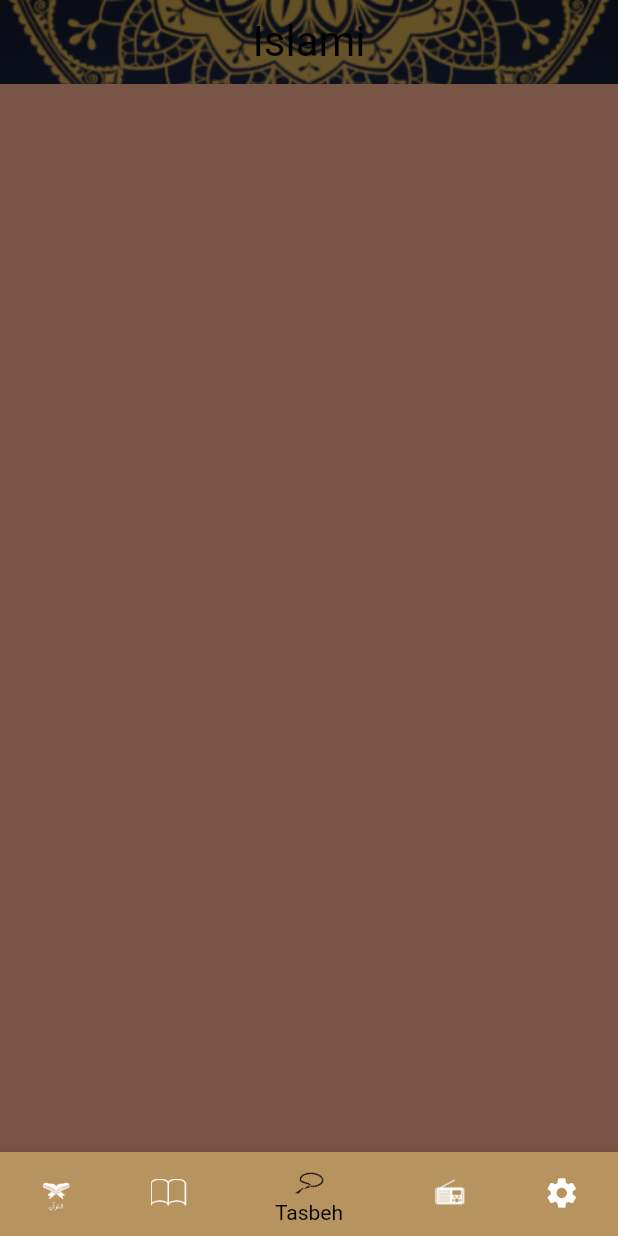
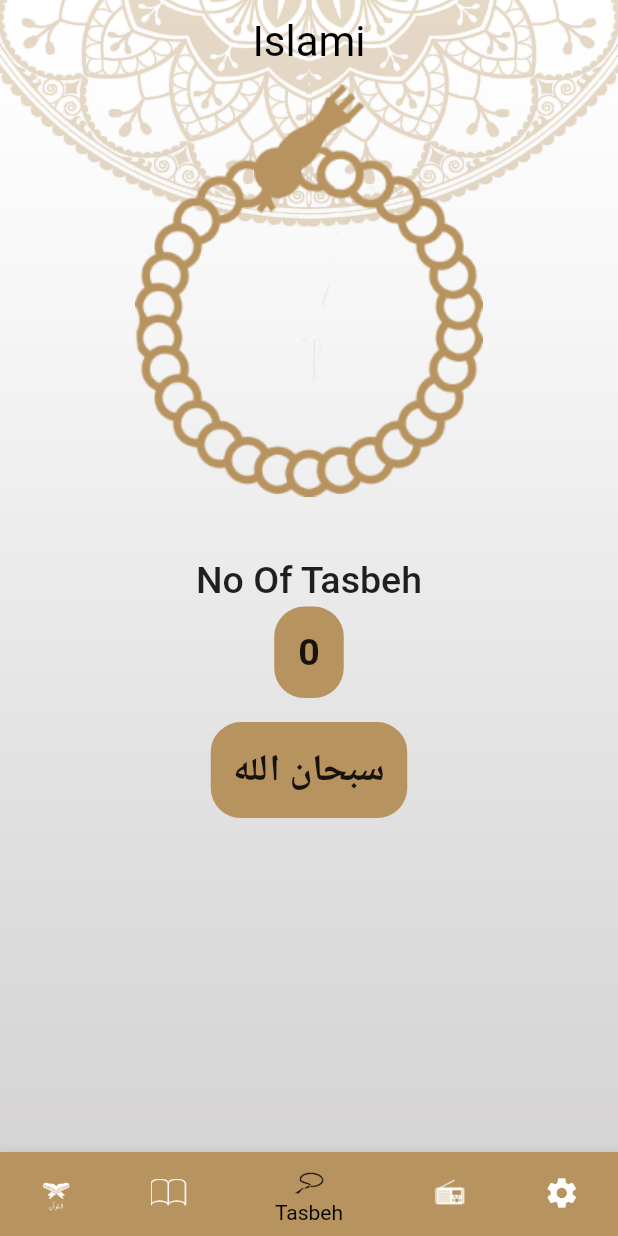
Before and after one commit to maiabozeid/islami-project, a Flutter app: the screen it shows after launch, item 3 of the bottom bar chosen, on a phone screen of 412 x 824 dp. Run offline on Flutter 3.47's test engine with Material 2 defaults, Android fonts, the phone set to English and light mode, and no system bars; our stand-ins replace shared_preferences; generated files the repository leaves out were written again; statements that could not run were skipped.

```diff
--- a/lib/home/providers/settings-provider.dart
+++ b/lib/home/providers/settings-provider.dart
@@ -1,23 +1,34 @@
 import 'package:flutter/material.dart';
+import 'package:shared_preferences/shared_preferences.dart';
+
 
 class SettingsProvider extends ChangeNotifier {
  String currentLang = 'en';
  ThemeMode currentTheme =ThemeMode.light;
 
 
- void changeTheme(ThemeMode newTheme){
+ void changeTheme(ThemeMode newTheme) async{
+
 if(newTheme == currentTheme){
   return ;
 }
+// Obtain shared preferences.
+   final prefs = await SharedPreferences.getInstance();
 currentTheme = newTheme ;
+prefs.setString('theme', newTheme==ThemeMode.light? 'light': 'dark');
 notifyListeners();
  }
 
-  void changeLanguage(String newLang) {
+
+
+  void changeLanguage(String newLang) async {
     if(newLang==currentLang){
       return;
   }
+    // Obtain shared preferences.
+     final prefs = await SharedPreferences.getInstance();
     currentLang = newLang;
+    prefs.setString('language', newLang);
     notifyListeners();
 
   }
@@ -26,7 +37,8 @@ notifyListeners();
   }
   String getMainBackGround(){
    return isDarkMode()?
-   'assets/images/bg3.png':
-   'assets/images/main_dark.png';
-  }
+   'assets/images/main_dark.png':
+   'assets/images/bg3.png';
+
+ }
 }
--- a/lib/home/settings/language_bottom_sheet.dart
+++ b/lib/home/settings/language_bottom_sheet.dart
@@ -19,7 +19,7 @@ class _LanguageBottomSheetState extends State<LanguageBottomSheet> {
           InkWell(
             onTap: (){
           settingsProvider.changeLanguage('en');
-        }, child: settingsProvider.currentLang == 'en'?
+        }, child: settingsProvider.currentLang == 'en '?
               getSelectedItem('English'):
           getUnSelectedItem('English')),
           SizedBox(
--- a/lib/home/settings/theme_bottom_sheet.dart
+++ b/lib/home/settings/theme_bottom_sheet.dart
@@ -22,8 +22,8 @@ class _ThemeBottomSheetState extends State<ThemeBottomSheet> {
 
            settingsProvider.changeTheme(ThemeMode.light);
         }, child:settingsProvider.isDarkMode()?
-    getSelectedItem( AppLocalizations.of(context)!.light):
-    getUnSelectedItem( AppLocalizations.of(context)!.light)),
+    getUnSelectedItem( AppLocalizations.of(context)!.light):
+    getSelectedItem( AppLocalizations.of(context)!.light)),
 
           SizedBox(
             height: 12,
--- a/lib/home/tasbeh/tasbeh-tab.dart
+++ b/lib/home/tasbeh/tasbeh-tab.dart
@@ -1,12 +1,108 @@
 import 'package:flutter/material.dart';
+import 'dart:math' as maths;
+import 'package:flutter_gen/gen_l10n/app_localizations.dart';
 
-class TasbehTab extends StatelessWidget {
 
+class TasbehTab extends StatefulWidget {
+  @override
+  State<TasbehTab> createState() => _TasbehTabState();
+}
+
+class _TasbehTabState extends State<TasbehTab> {
+
+
+  int counter = 0;
+  List<String> tasbeh = [
+    'سبحان الله',
+    'الحمد لله',
+    'لا اله الا الله',
+    'الله اكبر',
+    'لاحول و لاقوة الا بالله'
+  ];
+  int index = 0;
+  double angle = 0;
 
   @override
   Widget build(BuildContext context) {
-    return Container(
-        color: Colors.brown,
+
+    return SizedBox(
+      width: double.infinity,
+      child: Column(
+        children: [
+          Stack(
+            alignment: Alignment.topCenter,
+            children: [
+              Image.asset('assets/images/head_of_sebha.png'),
+              InkWell(
+                onTap: onTasbehTab,
+                child: Container(
+                  padding:
+                      EdgeInsets.all(MediaQuery.of(context).size.height * .05),
+                  child: Transform.rotate(
+                    angle: maths.pi / 180 * angle,
+                    child: Image.asset('assets/images/body_of_sebha.png'),
+                  ),
+                ),
+              ),
+            ],
+          ),
+
+          Text(
+            AppLocalizations.of(context)!.noOfTasbeh,
+
+            textAlign: TextAlign.center,
+            style: TextStyle(fontSize: 25, fontWeight: FontWeight.w500,
+
+            ),),
+          SizedBox(
+            height: 3,
+          ),
+      Container(
+            padding: EdgeInsets.all(16),
+            decoration: BoxDecoration(
+                color: Color(0xffB7935F),
+                borderRadius: BorderRadius.circular(20)),
+            child: Text(
+              '$counter',
+              textAlign: TextAlign.center,
+              style: TextStyle(
+                fontSize: 25,
+                fontWeight: FontWeight.bold,
+              ),
+            ),
+          ),
+
+          Container(
+              margin: EdgeInsets.all(16),
+              padding: EdgeInsets.all(15),
+              decoration: BoxDecoration(
+                color: Color(0xffB7935F),
+                borderRadius: BorderRadius.circular(20),
+              ),
+              child: Text(
+                '${tasbeh[index]}',
+                textAlign: TextAlign.center,
+                style: TextStyle(
+                  fontSize: 25,
+                  fontWeight: FontWeight.bold,
+                ),
+              ),
+            ),
+
+        ],
+      ),
     );
   }
+
+  void onTasbehTab() {
+    counter++;
+    if (counter % 33 == 0) {
+      index++;
+    }
+    if (index == tasbeh.length) {
+      index = 0;
+    }
+    angle += 100 / 33;
+    setState(() {});
+  }
 }
--- a/lib/l10n/app_ar.arb
+++ b/lib/l10n/app_ar.arb
@@ -6,7 +6,9 @@
   "radio_title" : "الاذاعه",
   "settings_title": "الاعدادت",
   "language": "اللغه",
+  "lang":"العربيه",
   "light": "نهاري",
   "dark": "ليلي",
-  "theme": "المظهر"
+  "theme": "المظهر",
+  "noOfTasbeh" : "عدد التسبيحات"
 }
--- a/lib/l10n/app_en.arb
+++ b/lib/l10n/app_en.arb
@@ -8,6 +8,8 @@
   "theme" : "Theme",
   "settings_title": "Settings",
   "language": "Language",
+  "lang":"English",
   "light": "Light",
-  "dark": "Dark"
+  "dark": "Dark",
+  "noOfTasbeh" : "No Of Tasbeh"
 }
--- a/lib/my-theme.dart
+++ b/lib/my-theme.dart
@@ -51,7 +51,7 @@ class MyTheme {
 
   static final ThemeData darktheme = ThemeData(
      backgroundColor: colorDarkBlue,
-      primaryColor: colorYellow,
+      primaryColor: colorGold,
       scaffoldBackgroundColor: Colors.transparent,
 
       bottomSheetTheme: BottomSheetThemeData(
@@ -77,17 +77,17 @@ class MyTheme {
 
 
       bottomNavigationBarTheme: BottomNavigationBarThemeData(
-        backgroundColor: colorGold,
+        backgroundColor: colorDarkBlue,
         selectedIconTheme: IconThemeData(
-          color: colorYellow,
+          color: colorGold,
         ),
         unselectedIconTheme: IconThemeData(
           color: Colors.white,
         ),
         selectedLabelStyle: TextStyle(
-          color: colorYellow,
+          color: colorGold,
         ),
-        selectedItemColor: colorYellow,
+        selectedItemColor: colorGold,
         unselectedItemColor: Colors.white,
       ));
 }
--- a/pubspec.yaml
+++ b/pubspec.yaml
@@ -34,6 +34,7 @@ dependencies:
   intl: ^0.17.0 # Add this line
 
   provider: ^6.0.3
+  shared_preferences: ^2.0.15
 
 
   # The following adds the Cupertino Icons font to your application.
```
Also changed, not shown: lib/home/settings/settings_tab.dart (+39 -42 lines), lib/main.dart (+28 -9 lines), assets/files/1.txt (line endings or trailing spaces), assets/images/body_of_sebha.png (added), assets/images/head_of_sebha.png (added), pubspec.lock, 1 other file.
